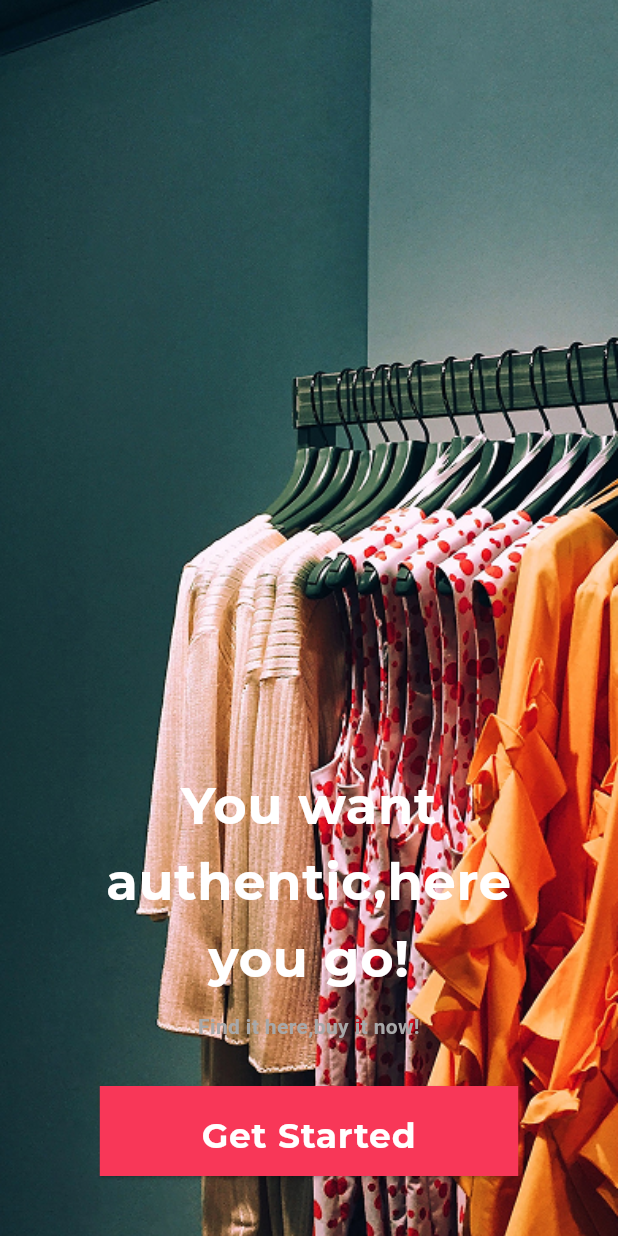
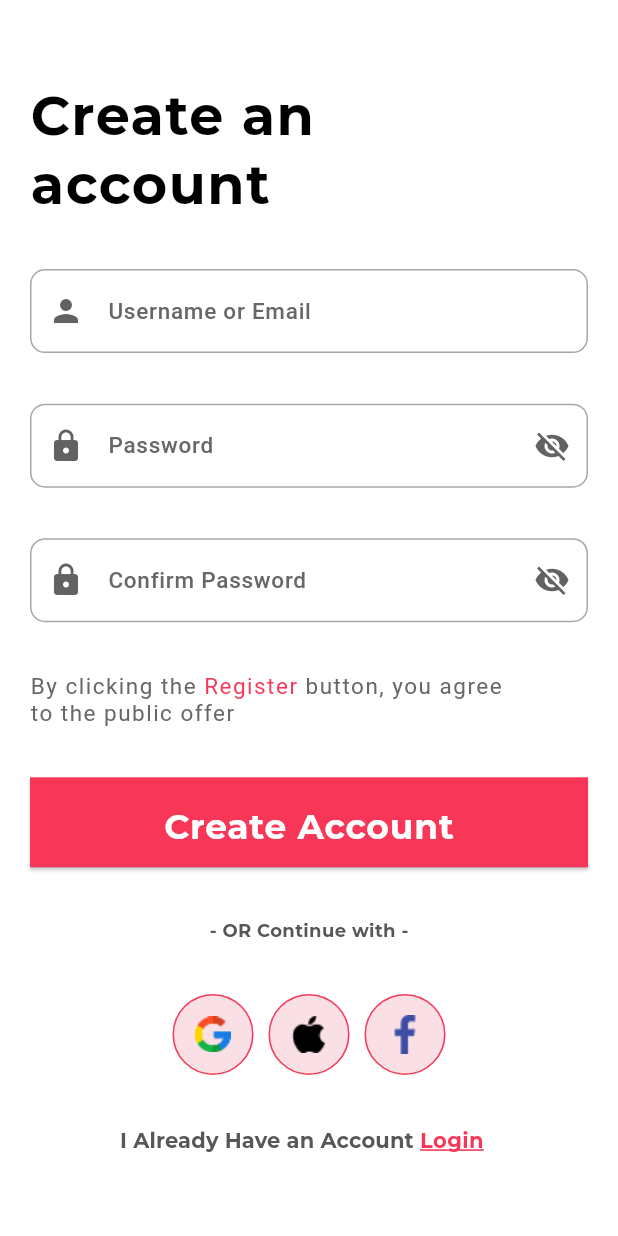
Before and after one commit to divya226-prj/shop_app, a Flutter app: the GetStarted screen opened directly, after a tap on "Get Started", on a phone screen of 412 x 824 dp. Run offline on Flutter 3.47's test engine with Material 3 defaults, Android fonts, the phone set to English and light mode, and no system bars.

Commit message:
done signup screen and start login screen

```diff
--- a/lib/constants/app_color.dart
+++ b/lib/constants/app_color.dart
@@ -6,5 +6,6 @@ class AppColor {
   static const textSecondary = Color(0xFFA8A8A9);
   static const subtext = Color(0xFF676767);
   static const textonprimary = Color(0xFF575757);
-  static const textonsecondary = Color(0xffFFFFFF);
+  static const textonsecondary = Color(0xFFFFFFFF);
+  static const tertiary = Color(0xFF626262);
 }
--- a/lib/constants/app_image.dart
+++ b/lib/constants/app_image.dart
@@ -7,4 +7,7 @@ class AppImage {
   static String circle = "$imagepath/circle1_img.png";
   static String rectangle = "$imagepath/rectangle2.png";
   static String getstarted = "$imagepath/getstarted_img.png";
+  static String google = "$imagepath/google_img.png";
+  static String apple = "$imagepath/apple_img.png";
+  static String facebook = "$imagepath/facebook_img.png";
 }
--- a/lib/constants/app_theme.dart
+++ b/lib/constants/app_theme.dart
@@ -4,21 +4,25 @@ import 'package:shop_app/constants/app_color.dart';
 class AppTheme {
   static ThemeData lightTheme = ThemeData(
     colorScheme: ColorScheme.light(primary: AppColor.primary),
+
     textTheme: const TextTheme(
       titleLarge: TextStyle(
         fontSize: 30,
         fontWeight: FontWeight.w800,
         color: AppColor.textPrimary,
+        fontFamily: "Montserrat",
       ),
       bodyMedium: TextStyle(
         fontSize: 14,
         fontWeight: FontWeight.w600,
         color: AppColor.textSecondary,
+        fontFamily: "Montserrat",
       ),
       bodySmall: TextStyle(
         fontSize: 18,
         fontWeight: FontWeight.w600,
         color: AppColor.primary,
+        fontFamily: "Montserrat",
       ),
       bodyLarge: TextStyle(
         fontSize: 34,
@@ -26,6 +30,34 @@ class AppTheme {
         color: AppColor.textonsecondary,
         fontFamily: "Montserrat",
       ),
+      titleSmall: TextStyle(
+        fontSize: 14,
+        fontWeight: FontWeight.w400,
+        color: AppColor.textonprimary,
+        fontFamily: "Montserrat",
+      ),
+    ),
+
+    inputDecorationTheme: InputDecorationTheme(
+      border: OutlineInputBorder(
+        borderRadius: BorderRadius.circular(12),
+        borderSide: BorderSide(color: AppColor.textonprimary),
+      ),
+      enabledBorder: OutlineInputBorder(
+        borderRadius: BorderRadius.circular(12),
+        borderSide: BorderSide(color: AppColor.textonprimary),
+      ),
+      focusedBorder: OutlineInputBorder(
+        borderRadius: BorderRadius.circular(12),
+        borderSide: BorderSide(color: AppColor.textPrimary),
+      ),
+    ),
+    elevatedButtonTheme: ElevatedButtonThemeData(
+      style: ElevatedButton.styleFrom(
+        backgroundColor: AppColor.primary,
+        padding: EdgeInsets.symmetric(vertical: 16),
+        shape: RoundedRectangleBorder(borderRadius: BorderRadius.horizontal()),
+      ),
     ),
   );
 }
--- a/lib/get_started.dart
+++ b/lib/get_started.dart
@@ -1,6 +1,9 @@
 import 'package:flutter/material.dart';
 import 'package:shop_app/constants/app_color.dart';
 import 'package:shop_app/constants/app_image.dart';
+import 'package:shop_app/widgets/styled_button.dart';
+
+import 'package:shop_app/signup_screen.dart';
 
 class GetStarted extends StatefulWidget {
   const GetStarted({super.key});
@@ -12,26 +15,22 @@ class GetStarted extends StatefulWidget {
 class _GetStartedState extends State<GetStarted> {
   @override
   Widget build(BuildContext context) {
-    return Scaffold(body: Stack(children: [_buildbgimg, _buildcontent]));
+    return Scaffold(
+      body: Stack(
+        children: [
+          Container(
+            decoration: BoxDecoration(
+              gradient: LinearGradient(
+                colors: [AppColor.textPrimary, Colors.transparent],
+              ),
+            ),
+            child: _buildbgimg,
+          ),
+          _buildcontent,
+        ],
+      ),
+    );
   }
-
-  Widget _buildbutton(BuildContext context) => SizedBox(
-    width: 279,
-    height: 60,
-    child: ElevatedButton(
-      onPressed: () {},
-      style: ElevatedButton.styleFrom(
-        backgroundColor: AppColor.primary,
-        padding: EdgeInsets.symmetric(vertical: 16),
-        shape: RoundedRectangleBorder(borderRadius: BorderRadius.horizontal()),
-      ),
-      child: Text(
-        textAlign: TextAlign.center,
-        "Get Started",
-        style: Theme.of(context).textTheme.bodyLarge?.copyWith(fontSize: 23),
-      ),
-    ),
-  );
 
   Widget get _buildbodytext => Text(
     "Find it here,buy it now!",
@@ -62,7 +61,12 @@ class _GetStartedState extends State<GetStarted> {
           SizedBox(height: 10),
           _buildbodytext,
           SizedBox(height: 30),
-          _buildbutton(context),
+          CustomButton("Get Started", () {
+            Navigator.push(
+              context,
+              MaterialPageRoute(builder: (context) => SignupScreen()),
+            );
+          }),
         ],
       ),
     ),
--- /dev/null
+++ b/lib/signup_screen.dart
@@ -0,0 +1,174 @@
+import 'package:flutter/material.dart';
+import 'package:shop_app/constants/app_color.dart';
+import 'package:shop_app/constants/app_image.dart';
+import 'package:shop_app/login_screen.dart';
+import 'package:shop_app/widgets/app_textfield.dart';
+import 'package:shop_app/widgets/styled_button.dart';
+
+class SignupScreen extends StatelessWidget {
+  final TextEditingController _emailController = TextEditingController();
+  final TextEditingController _passwordController = TextEditingController();
+  final TextEditingController _confirmpasswordController =
+      TextEditingController();
+  SignupScreen({super.key});
+
+  @override
+  Widget build(BuildContext context) {
+    return Scaffold(
+      body: SafeArea(
+        child: Container(
+          margin: EdgeInsets.all(20),
+          child: Column(
+            crossAxisAlignment: CrossAxisAlignment.start,
+            mainAxisAlignment: MainAxisAlignment.spaceEvenly,
+            children: [
+              _buildTxtCreateAccount(context),
+              _buildTxtFieldEmail(context),
+              _buildTxtFieldPassword(context),
+              _buildTxtConfirmFieldPassword(context),
+              _buildTxtPublicOffer(context),
+              _buildCreateAccount(context),
+              _buildOrTxt,
+              _buildSocialRow(context),
+              _buildLogin(context),
+            ],
+          ),
+        ),
+      ),
+    );
+  }
+
+  Widget get _buildOrTxt => Center(
+    child: Text(
+      "- OR Continue with -",
+      style: TextStyle(
+        color: AppColor.textonprimary,
+        fontSize: 12,
+        fontWeight: FontWeight.w500,
+      ),
+    ),
+  );
+
+  Widget _buildTxtPublicOffer(BuildContext context) => RichText(
+    text: TextSpan(
+      text: "By clicking the ",
+      style: TextStyle(
+        color: AppColor.subtext,
+        fontSize: 15,
+        fontWeight: FontWeight.w400,
+        letterSpacing: 1.0,
+      ),
+      children: <TextSpan>[
+        TextSpan(
+          text: "Register",
+          style: TextStyle(
+            color: AppColor.primary,
+            fontSize: 15,
+            fontWeight: FontWeight.w400,
+            letterSpacing: 1.0,
+          ),
+        ),
+        TextSpan(
+          text: " button, you agree \nto the public offer",
+          style: TextStyle(
+            color: AppColor.subtext,
+            fontSize: 15,
+            fontWeight: FontWeight.w400,
+          ),
+        ),
+      ],
+    ),
+  );
+
+  Widget _buildSocialRow(BuildContext context) => Row(
+    mainAxisAlignment: MainAxisAlignment.center,
+    children: [
+      _setSocialLogo(AppImage.google),
+      SizedBox(width: 10),
+      _setSocialLogo(AppImage.apple),
+      SizedBox(width: 10),
+      _setSocialLogo(AppImage.facebook),
+    ],
+  );
+
+  Widget _buildCreateAccount(BuildContext context) =>
+      CustomButton("Create Account", () {
+        Navigator.push(
+          context,
+          MaterialPageRoute(builder: (context) => LoginScreen()),
+        );
+      });
+
+  Widget _buildLogin(BuildContext context) => Padding(
+    padding: const EdgeInsets.symmetric(horizontal: 60),
+    child: Row(
+      // crossAxisAlignment: CrossAxisAlignment.center,
+      children: [
+        Text(
+          "I Already Have an Account ",
+          style: Theme.of(context).textTheme.titleSmall,
+        ),
+        GestureDetector(
+          onTap: () {
+            Navigator.push(
+              context,
+              MaterialPageRoute(builder: (context) => LoginScreen()),
+            );
+          },
+          child: Text(
+            "Login",
+            style: TextStyle(
+              color: AppColor.primary,
+              fontWeight: FontWeight.bold,
+              decoration: TextDecoration.underline,
+              decorationColor: AppColor.primary,
+              decorationThickness: 1.5,
+            ),
+          ),
+        ),
+      ],
+    ),
+  );
+
+  Widget _buildTxtCreateAccount(BuildContext context) => Text(
+    "Create an \naccount",
+    style: Theme.of(context).textTheme.titleLarge?.copyWith(
+      fontSize: 36,
+      fontWeight: FontWeight.w700,
+      letterSpacing: 1.0,
+    ),
+  );
+
+  Widget _buildTxtFieldEmail(BuildContext context) => AppTextfield(
+    controller: _emailController,
+    hintText: "Username or Email",
+    prefixIcon: Icons.person,
+  );
+
+  Widget _buildTxtFieldPassword(BuildContext context) => AppTextfield(
+    controller: _passwordController,
+    hintText: "Password",
+    prefixIcon: Icons.lock,
+    suffixIcon: Icons.visibility,
+    obsecureText: true,
+  );
+
+  Widget _buildTxtConfirmFieldPassword(BuildContext context) => AppTextfield(
+    controller: _confirmpasswordController,
+    hintText: "Confirm Password",
+    prefixIcon: Icons.lock,
+    suffixIcon: Icons.visibility,
+    obsecureText: true,
+  );
+
+  Widget _setSocialLogo(String? name) => Container(
+    height: 54,
+    width: 54,
+    decoration: BoxDecoration(
+      color: const Color.fromARGB(99, 241, 173, 185),
+      borderRadius: BorderRadius.all(Radius.circular(360)),
+      border: Border.all(color: AppColor.primary),
+    ),
+    child: Image.asset(name ?? ""),
+  );
+}
--- /dev/null
+++ b/lib/widgets/app_textfield.dart
@@ -0,0 +1,88 @@
+import 'package:flutter/material.dart';
+import 'package:shop_app/constants/app_color.dart';
+
+class AppTextfield extends StatefulWidget {
+  final TextEditingController? controller;
+  final String? hintText;
+  final IconData? prefixIcon;
+  final IconData? suffixIcon;
+  final bool? obsecureText;
+  const AppTextfield({
+    super.key,
+    required this.controller,
+    required this.hintText,
+    this.prefixIcon,
+    this.suffixIcon,
+    this.obsecureText = false,
+  });
+
+  @override
+  State<AppTextfield> createState() => _AppTextfieldState();
+}
+
+class _AppTextfieldState extends State<AppTextfield> {
+  late bool _obscureText;
+
+  @override
+  void initState() {
+    super.initState();
+    _obscureText = widget.obsecureText ?? false;
+  }
+
+  @override
+  Widget build(BuildContext context) {
+    return Theme(
+      data: ThemeData(
+        inputDecorationTheme: InputDecorationTheme(
+          hintStyle: TextStyle(color: Colors.black, fontSize: 12),
+          focusedBorder: OutlineInputBorder(
+            borderRadius: BorderRadius.circular(12),
+            borderSide: BorderSide(color: AppColor.textPrimary),
+          ),
+          enabledBorder: OutlineInputBorder(
+            borderRadius: BorderRadius.all(Radius.circular(10)),
+            borderSide: BorderSide(color: AppColor.textSecondary),
+          ),
+        ),
+      ),
+      child: TextField(
+        controller: widget.controller,
+        obscureText: _obscureText ?? false,
+        decoration: InputDecoration(
+          enabledBorder: OutlineInputBorder(
+            borderRadius: BorderRadius.all(Radius.circular(10)),
+            borderSide: BorderSide(color: AppColor.textSecondary),
+          ),
+          hintText: widget.hintText,
+          hintStyle: TextStyle(
+            fontSize: 15,
+            fontWeight: FontWeight.w500,
+            color: AppColor.subtext,
+          ),
+          prefixIcon: widget.prefixIcon != null
+              ? Icon(widget.prefixIcon, size: 24)
+              : null,
+          suffixIcon: _obscureText == true
+              ? GestureDetector(
+                  onTap: () {
+                    setState(() {
+                      _obscureText = !_obscureText;
+                    });
+                  },
+                  child: Icon(
+                    _obscureText ? Icons.visibility_off : Icons.visibility,
+                    size: 24,
+                    color: AppColor.tertiary,
+                  ),
+                )
+              : (widget.suffixIcon != null
+                    ? Icon(widget.suffixIcon, size: 24)
+                    : null),
+
+          prefixIconColor: AppColor.tertiary,
+          suffixIconColor: AppColor.tertiary,
+        ),
+      ),
+    );
+  }
+}
--- /dev/null
+++ b/lib/widgets/styled_button.dart
@@ -0,0 +1,26 @@
+import 'package:flutter/material.dart';
+
+class CustomButton extends StatelessWidget {
+  const CustomButton(this.btntext, this.onTap, {super.key});
+  final String btntext;
+  final void Function() onTap;
+
+  @override
+  Widget build(BuildContext context) {
+    return SizedBox(
+      height: 60,
+      child: ElevatedButton(
+        onPressed: onTap,
+        child: Center(
+          child: Text(
+            // textAlign: TextAlign.center,
+            btntext,
+            style: Theme.of(
+              context,
+            ).textTheme.bodyLarge?.copyWith(fontSize: 23),
+          ),
+        ),
+      ),
+    );
+  }
+}
--- a/lib/custom_text.dart
+++ b/lib/widgets/styled_text.dart
@@ -11,10 +11,9 @@ class _CustomTextState extends State<CustomText> {
   @override
   Widget build(BuildContext context) {
     return SizedBox(
-      width: 340,
       height: 72,
       child: Text(
-        "Amet minim mollit non deserunt ullamco est sit aliqua dolor do amet sint. Velit officia consequat duis enim velit mollit.",
+        "Amet minim mollit non deserunt ullamco est sit aliqua dolor do amet sint.\n Velit officia consequat duis enim velit mollit.",
         style: Theme.of(context).textTheme.bodyMedium,
         textAlign: TextAlign.center,
       ),
```
Also changed, not shown: lib/custom_button.dart (deleted, +0 -15 lines), lib/login_screen.dart (added, +20 -0 lines), lib/pageview.dart (deleted, +0 -15 lines), lib/toor_screen.dart (+121 -118 lines), lib/toor_screen1.dart (deleted, +0 -15 lines), assets/images/apple_img.png (added), assets/images/facebook_img.png (added), assets/images/google_img.png (added), 3 other files.
